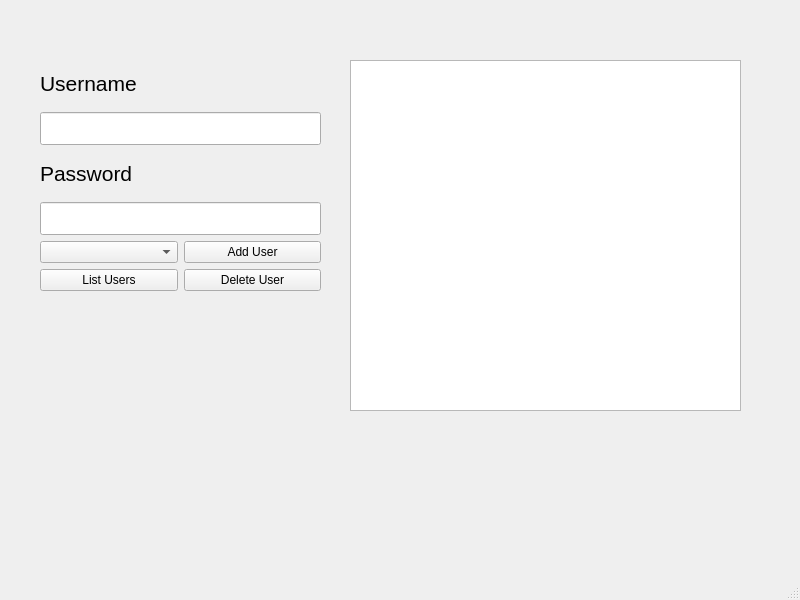
Before: the Qt Designer form adminpage.ui in Nadahossam98/projectlab, drawn with Qt 5.
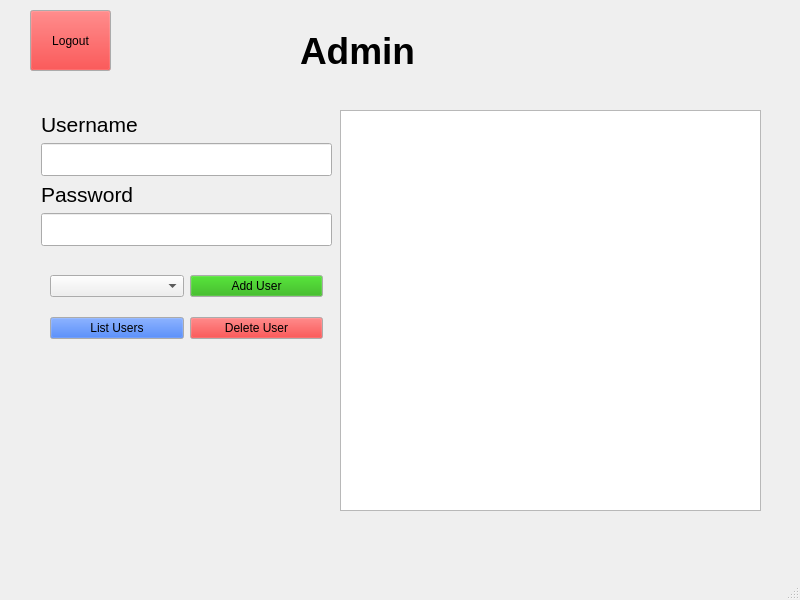
After: the same form once the commit is applied.

```diff
--- a/adminpage.ui
+++ b/adminpage.ui
@@ -17,24 +17,94 @@
    <widget class="QListWidget" name="userListWidget">
     <property name="geometry">
      <rect>
-      <x>350</x>
-      <y>60</y>
-      <width>391</width>
-      <height>351</height>
+      <x>340</x>
+      <y>110</y>
+      <width>421</width>
+      <height>401</height>
      </rect>
     </property>
    </widget>
-   <widget class="QWidget" name="layoutWidget">
+   <widget class="QPushButton" name="logoutButton">
     <property name="geometry">
      <rect>
-      <x>40</x>
-      <y>60</y>
-      <width>281</width>
-      <height>231</height>
+      <x>30</x>
+      <y>10</y>
+      <width>81</width>
+      <height>61</height>
+     </rect>
+    </property>
+    <property name="palette">
+     <palette>
+      <active>
+       <colorrole role="Button">
+        <brush brushstyle="SolidPattern">
+         <color alpha="255">
+          <red>255</red>
+          <green>0</green>
+          <blue>0</blue>
+         </color>
+        </brush>
+       </colorrole>
+      </active>
+      <inactive>
+       <colorrole role="Button">
+        <brush brushstyle="SolidPattern">
+         <color alpha="255">
+          <red>255</red>
+          <green>0</green>
+          <blue>0</blue>
+         </color>
+        </brush>
+       </colorrole>
+      </inactive>
+      <disabled>
+       <colorrole role="Button">
+        <brush brushstyle="SolidPattern">
+         <color alpha="255">
+          <red>255</red>
+          <green>0</green>
+          <blue>0</blue>
+         </color>
+        </brush>
+       </colorrole>
+      </disabled>
+     </palette>
+    </property>
+    <property name="text">
+     <string>Logout</string>
+    </property>
+   </widget>
+   <widget class="QLabel" name="label_3">
+    <property name="geometry">
+     <rect>
+      <x>300</x>
+      <y>20</y>
+      <width>181</width>
+      <height>61</height>
+     </rect>
+    </property>
+    <property name="font">
+     <font>
+      <pointsize>28</pointsize>
+      <italic>false</italic>
+      <bold>true</bold>
+     </font>
+    </property>
+    <property name="text">
+     <string>Admin</string>
+    </property>
+   </widget>
+   <widget class="QWidget" name="">
+    <property name="geometry">
+     <rect>
+      <x>41</x>
+      <y>112</y>
+      <width>291</width>
+      <height>251</height>
      </rect>
     </property>
     <layout class="QGridLayout" name="gridLayout">
-     <item row="0" column="0" colspan="2">
+     <item row="0" column="0">
       <widget class="QLabel" name="label">
        <property name="font">
         <font>
@@ -46,7 +116,7 @@
        </property>
       </widget>
      </item>
-     <item row="1" column="0" colspan="2">
+     <item row="1" column="0">
       <widget class="QLineEdit" name="usernameInput">
        <property name="font">
         <font>
@@ -55,7 +125,7 @@
        </property>
       </widget>
      </item>
-     <item row="2" column="0" colspan="2">
+     <item row="2" column="0">
       <widget class="QLabel" name="label_2">
        <property name="font">
         <font>
@@ -67,7 +137,7 @@
        </property>
       </widget>
      </item>
-     <item row="3" column="0" colspan="2">
+     <item row="3" column="0">
       <widget class="QLineEdit" name="passwordInput">
        <property name="font">
         <font>
@@ -77,27 +147,163 @@
       </widget>
      </item>
      <item row="4" column="0">
-      <widget class="QComboBox" name="roleComboBox"/>
-     </item>
-     <item row="4" column="1">
-      <widget class="QPushButton" name="addUserButton">
-       <property name="text">
-        <string>Add User</string>
+      <widget class="QWidget" name="" native="true">
+       <property name="sizePolicy">
+        <sizepolicy hsizetype="Preferred" vsizetype="Preferred">
+         <horstretch>0</horstretch>
+         <verstretch>100</verstretch>
+        </sizepolicy>
        </property>
-      </widget>
-     </item>
-     <item row="5" column="0">
-      <widget class="QPushButton" name="listUsersButton">
-       <property name="text">
-        <string>List Users</string>
-       </property>
-      </widget>
-     </item>
-     <item row="5" column="1">
-      <widget class="QPushButton" name="pushButton">
-       <property name="text">
-        <string>Delete User</string>
-       </property>
+       <layout class="QGridLayout" name="gridLayout_2">
+        <item row="0" column="0">
+         <widget class="QComboBox" name="roleComboBox">
+          <property name="sizePolicy">
+           <sizepolicy hsizetype="Preferred" vsizetype="Fixed">
+            <horstretch>0</horstretch>
+            <verstretch>1</verstretch>
+           </sizepolicy>
+          </property>
+         </widget>
+        </item>
+        <item row="1" column="0">
+         <widget class="QPushButton" name="listUsersButton">
+          <property name="maximumSize">
+           <size>
+            <width>16777215</width>
+            <height>16777215</height>
+           </size>
+          </property>
+          <property name="palette">
+           <palette>
+            <active>
+             <colorrole role="Button">
+              <brush brushstyle="SolidPattern">
+               <color alpha="255">
+                <red>0</red>
+                <green>85</green>
+                <blue>255</blue>
+               </color>
+              </brush>
+             </colorrole>
+            </active>
+            <inactive>
+             <colorrole role="Button">
+              <brush brushstyle="SolidPattern">
+               <color alpha="255">
+                <red>0</red>
+                <green>85</green>
+                <blue>255</blue>
+               </color>
+              </brush>
+             </colorrole>
+            </inactive>
+            <disabled>
+             <colorrole role="Button">
+              <brush brushstyle="SolidPattern">
+               <color alpha="255">
+                <red>0</red>
+                <green>85</green>
+                <blue>255</blue>
+               </color>
+              </brush>
+             </colorrole>
+            </disabled>
+           </palette>
+          </property>
+          <property name="text">
+           <string>List Users</string>
+          </property>
+         </widget>
+        </item>
+        <item row="0" column="1">
+         <widget class="QPushButton" name="addUserButton">
+          <property name="palette">
+           <palette>
+            <active>
+             <colorrole role="Button">
+              <brush brushstyle="SolidPattern">
+               <color alpha="255">
+                <red>27</red>
+                <green>170</green>
+                <blue>1</blue>
+               </color>
+              </brush>
+             </colorrole>
+            </active>
+            <inactive>
+             <colorrole role="Button">
+              <brush brushstyle="SolidPattern">
+               <color alpha="255">
+                <red>27</red>
+                <green>170</green>
+                <blue>1</blue>
+               </color>
+              </brush>
+             </colorrole>
+            </inactive>
+            <disabled>
+             <colorrole role="Button">
+              <brush brushstyle="SolidPattern">
+               <color alpha="255">
+                <red>27</red>
+                <green>170</green>
+                <blue>1</blue>
+               </color>
+              </brush>
+             </colorrole>
+            </disabled>
+           </palette>
+          </property>
+          <property name="text">
+           <string>Add User</string>
+          </property>
+         </widget>
+        </item>
+        <item row="1" column="1">
+         <widget class="QPushButton" name="deleteUserButton">
+          <property name="palette">
+           <palette>
+            <active>
+             <colorrole role="Button">
+              <brush brushstyle="SolidPattern">
+               <color alpha="255">
+                <red>255</red>
+                <green>0</green>
+                <blue>0</blue>
+               </color>
+              </brush>
+             </colorrole>
+            </active>
+            <inactive>
+             <colorrole role="Button">
+              <brush brushstyle="SolidPattern">
+               <color alpha="255">
+                <red>255</red>
+                <green>0</green>
+                <blue>0</blue>
+               </color>
+              </brush>
+             </colorrole>
+            </inactive>
+            <disabled>
+             <colorrole role="Button">
+              <brush brushstyle="SolidPattern">
+               <color alpha="255">
+                <red>255</red>
+                <green>0</green>
+                <blue>0</blue>
+               </color>
+              </brush>
+             </colorrole>
+            </disabled>
+           </palette>
+          </property>
+          <property name="text">
+           <string>Delete User</string>
+          </property>
+         </widget>
+        </item>
+       </layout>
       </widget>
      </item>
     </layout>
```
Left out of the diff: 2 changed lines with no effect on the pictures.
